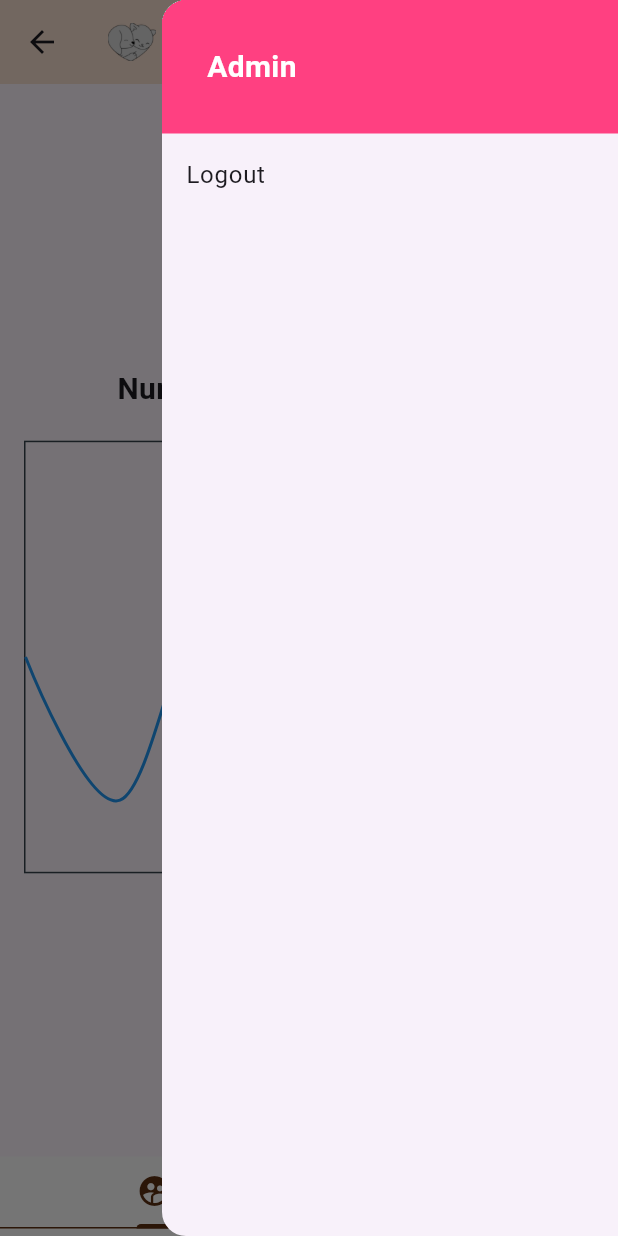
After one commit to rish1003/tailsup, a Flutter app: the AdminMainPage screen opened directly, after a tap on the "account circle" icon, on a phone screen of 412 x 824 dp. The commit adds this screen. Run offline on Flutter 3.47's test engine with Material 2 defaults, Android fonts, the phone set to English and light mode, and no system bars; drawn by our look-alikes of fl_chart; our stand-ins replace animated_text_kit, carousel_slider, firebase_auth, firebase_core, flutter_cache_manager, fluttertoast and 8 more; missing offline and left inert: dart:ffi, flutter_cached_pdfview, flutter_pdfview; accounts and stored records are empty.

Commit message:
final commit

```diff
--- /dev/null
+++ b/frontend/lib/Controllers/admincontrol.dart
@@ -0,0 +1,96 @@
+import 'package:flutter/cupertino.dart';
+import 'package:flutter/material.dart';
+import 'package:frontend/Controllers/drawer.dart';
+import 'package:frontend/Controllers/pet_data.dart';
+import 'package:frontend/Screens/SignIn.dart';
+import 'package:shared_preferences/shared_preferences.dart';
+
+import '../Screens/HomePage.dart';
+import '../Screens/PetProfile.dart';
+import '../Screens/users.dart';
+import 'admindrawer.dart';
+
+class AdminMainPage extends StatefulWidget {
+  @override
+  State<AdminMainPage> createState() => _AdminMainPageState();
+}
+
+class _AdminMainPageState extends State<AdminMainPage>
+    with SingleTickerProviderStateMixin {
+  final GlobalKey<ScaffoldState> _scaffoldKey = new GlobalKey<ScaffoldState>();
+  late TabController tc;
+  List<Map<String, String>> pets = [];
+
+  late SharedPreferences prefs ;
+  @override
+  void initState() {
+    super.initState();
+    tc = new TabController(vsync: this, length: 2);
+    tc.addListener(_handleTabSelection);
+  }
+  void _handleTabSelection() {
+    setState(() {});
+  }
+
+  @override
+  Widget build(BuildContext context) {
+    return Scaffold(
+      backgroundColor: Color(0xFFFFFFFf),
+      key: _scaffoldKey,
+      appBar: AppBar(
+        backgroundColor: Color(0xFFF9E1D2),
+        title: Row(
+          children: [
+            Image.asset(
+              'assets/logo.png', // Replace with your app logo image
+              width: 32,
+              height: 32,
+            ),
+            SizedBox(width: 8),
+            Text(
+              'Tails Up - Admin', // Replace with your app name
+              style: TextStyle(
+                color: Colors.black,
+                fontSize: 15,
+                fontFamily: 'Poppins',
+                fontWeight: FontWeight.w800,
+              ),
+            )
+          ],
+        ),
+        actions: [
+          IconButton(
+            icon: Icon(Icons.account_circle),
+            onPressed: () {
+              _scaffoldKey.currentState?.openEndDrawer();
+            },
+          ),
+        ],
+      ),
+      endDrawer: AdminDrawer(),
+      body: TabBarView(
+        controller: tc,
+        children: [
+          UserStatsPage(),
+          UserStatsPage(),
+        ],
+      ),
+      bottomNavigationBar: TabBar(
+        controller: tc,
+        tabs: [
+          Tab(
+            icon: Icon(Icons.supervised_user_circle_sharp),
+          ),
+          Tab(
+            icon: Icon(Icons.query_stats),
+          ),
+        ],
+        indicatorColor: Color(0xFF5E3012),
+        unselectedLabelColor: Color(0xFFEC782F),
+        labelColor: Color(0xFF5E3012),
+        padding: EdgeInsets.only(bottom: 5),
+        dividerColor: Color(0xFF5E3012),
+      ),
+    );
+  }
+}
--- /dev/null
+++ b/frontend/lib/Controllers/admindrawer.dart
@@ -0,0 +1,70 @@
+import 'package:flutter/material.dart';
+import 'package:shared_preferences/shared_preferences.dart';
+
+import '../Screens/SignIn.dart';
+
+class AdminDrawer extends StatefulWidget {
+
+
+  @override
+  State<AdminDrawer> createState() => _AdminDrawerState();
+}
+
+class _AdminDrawerState extends State<AdminDrawer> {
+  String phone = '';
+  String name = '';
+  void initState() {
+    super.initState();
+    getValue();
+  }
+
+  void getValue() async {
+    SharedPreferences prefs = await SharedPreferences.getInstance();
+    setState(() {
+      phone = prefs.getString('Phone')!;
+      name = prefs.getString('Name')!;
+    });
+  }
+  @override
+  Widget build(BuildContext context) {
+
+    return Drawer(
+      child: ListView(
+        padding: EdgeInsets.zero,
+        children: <Widget>[
+          Container(
+            padding: EdgeInsets.all(30),
+            color: Colors.pinkAccent,
+            child: Column(
+              mainAxisAlignment: MainAxisAlignment.start,
+              crossAxisAlignment: CrossAxisAlignment.start,
+              children: [
+                Text(
+                  'Admin',
+                  style: TextStyle(
+                    color: Colors.white,
+                    fontSize: 20,
+                    fontWeight: FontWeight.bold,
+                  ),
+                ),
+
+              ],
+            ),
+          ),
+          ListTile(
+              title: Text('Logout'),
+              onTap: () async {
+                SharedPreferences prefs = await SharedPreferences.getInstance();
+                prefs.setString('Phone', '');
+                Navigator.of(context).pushReplacement(MaterialPageRoute(
+                  builder: (BuildContext context) => SignInPage(),
+                ));
+              } // Close the drawer
+// Add your logout logic here
+
+              ),
+        ],
+      ),
+    );
+  }
+}
--- a/frontend/lib/Controllers/signin.dart
+++ b/frontend/lib/Controllers/signin.dart
@@ -38,7 +38,7 @@ class SignInControl extends GetxController {
 
     }
     else {
-      CustomMessage.toast('Inavlid Credentials');
+      CustomMessage.toast('Invalid Credentials');
       print(response.reasonPhrase);
     }
   }
--- /dev/null
+++ b/frontend/lib/Screens/users.dart
@@ -0,0 +1,61 @@
+import 'package:flutter/material.dart';
+import 'package:fl_chart/fl_chart.dart';
+
+class UserStatsPage extends StatelessWidget {
+  @override
+  Widget build(BuildContext context) {
+    return Scaffold(
+
+      body: Padding(
+        padding: const EdgeInsets.all(16.0),
+        child: Column(
+          mainAxisAlignment: MainAxisAlignment.center,
+          children: <Widget>[
+            Text(
+              'Number of Users Over Time',
+              style: TextStyle(
+                fontSize: 20,
+                fontWeight: FontWeight.bold,
+              ),
+            ),
+            SizedBox(height: 20),
+            LineChart(
+              LineChartData(
+                // Customize your chart data here.
+                gridData: FlGridData(show: false),
+                titlesData: FlTitlesData(show: false),
+                borderData: FlBorderData(
+                  show: true,
+                  border: Border.all(
+                    color: const Color(0xff37434d),
+                    width: 1,
+                  ),
+                ),
+                minX: 0,
+                maxX: 6,
+                minY: 0,
+                maxY: 6,
+                lineBarsData: [
+                  LineChartBarData(
+                    spots: [
+                      FlSpot(0, 3),
+                      FlSpot(1, 1),
+                      FlSpot(2, 4),
+                      FlSpot(3, 2),
+                      FlSpot(4, 5),
+                      FlSpot(5, 3),
+                    ],
+                    isCurved: true,
+                    color: Colors.blue,
+                    dotData: FlDotData(show: false),
+                    belowBarData: BarAreaData(show: false),
+                  ),
+                ],
+              ),
+            ),
+          ],
+        ),
+      ),
+    );
+  }
+}
--- a/frontend/lib/global.dart
+++ b/frontend/lib/global.dart
@@ -1,4 +1,4 @@
 class global {
-  static const String url = "http://192.168.60.189:8000";
+  static const String url = "http://192.168.197.189:8000";
 
 }
--- a/frontend/pubspec.yaml
+++ b/frontend/pubspec.yaml
@@ -54,6 +54,7 @@ dependencies:
   flutter_cache_manager: ^3.3.1
   intl: ^0.18.1
   image_picker: ^1.0.4
+  fl_chart: ^0.64.0
 
 
 
```
Also changed, not shown: frontend/lib/Screens/Registration Page.dart (+117 -203 lines), frontend/lib/Screens/SignIn.dart (+10 -2 lines), frontend/lib/Screens/Splash Screen.dart (+14 -4 lines), frontend/pubspec.lock, 2 other files.
